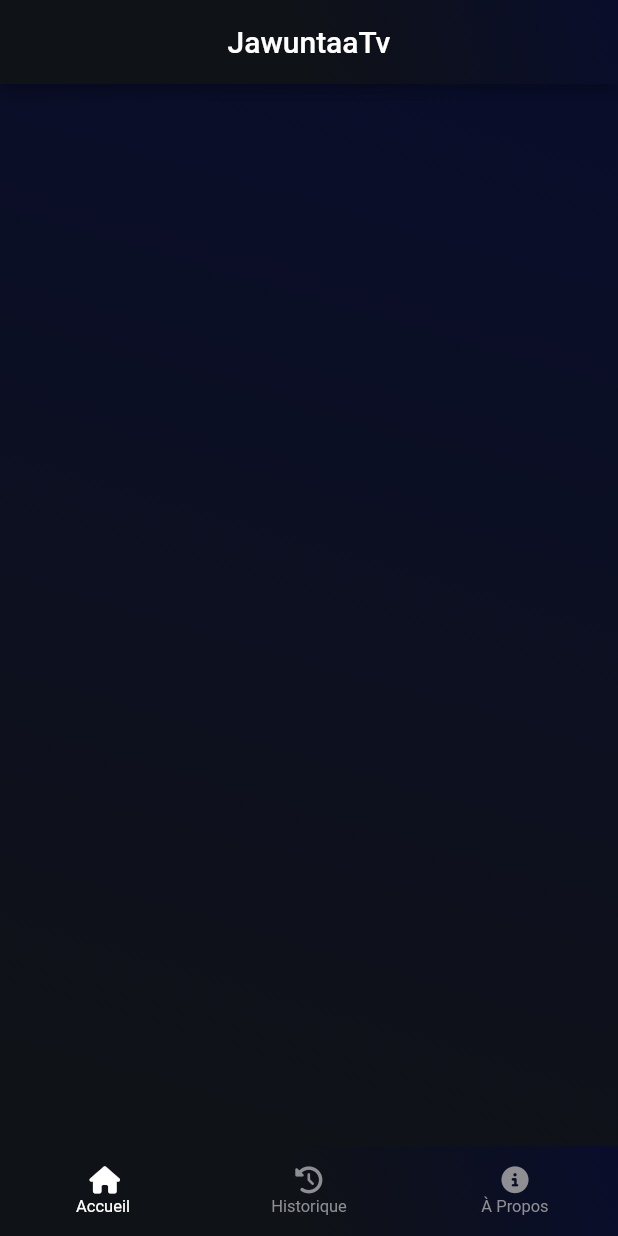
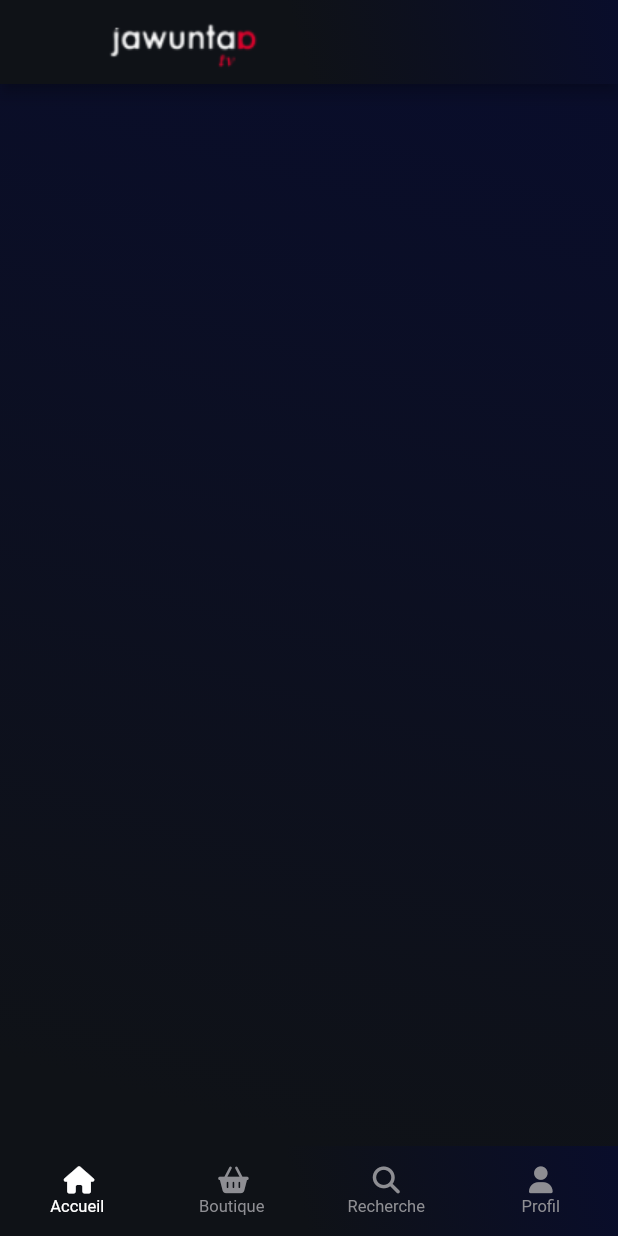
Before and after one commit to toundji/web_tv, a Flutter app: the screen it shows after launch, on a phone screen of 412 x 824 dp. Run offline on Flutter 3.47's test engine with Material 2 defaults, Android fonts, the phone set to English and light mode, and no system bars; drawn by our look-alikes of persistent_bottom_nav_bar; our stand-ins replace fluttertoast, font_awesome_flutter; Roboto replaces fonts that are missing (Kiwi).

Commit message:
made some updates

```diff
--- a/lib/utils/app_layout.util.dart
+++ b/lib/utils/app_layout.util.dart
@@ -3,7 +3,6 @@ import 'package:flutter/services.dart';
 import 'package:fluttertoast/fluttertoast.dart';
 import 'package:persistent_bottom_nav_bar/persistent_tab_view.dart';
 import 'constants.util.dart';
-import 'functions.util.dart';
 
 class AppLayout extends StatefulWidget {
   const AppLayout({super.key});
@@ -33,13 +32,10 @@ class _AppLayoutState extends State<AppLayout> {
     return Scaffold(
       backgroundColor: Colors.transparent,
       appBar: AppBar(
-        title: Text(
-          "JawuntaaTv",
-          style: TextStyle(
-            color: Colors.white
-          ),
+        title: Padding(
+          padding: EdgeInsets.only(left: 50),
+          child: Image.asset("assets/images/logo_jawuntaa.png"),
         ),
-        centerTitle: true,
         flexibleSpace: Container(decoration: appGradient),
       ),
       body: WillPopScope(
--- a/lib/utils/constants.util.dart
+++ b/lib/utils/constants.util.dart
@@ -1,5 +1,9 @@
 import 'package:flutter/material.dart';
 import 'package:persistent_bottom_nav_bar/persistent_tab_view.dart';
+import 'package:flutter/cupertino.dart';
+import 'package:font_awesome_flutter/font_awesome_flutter.dart';
+import '../screens/home.screen.dart';
+
 
 const appGradient = BoxDecoration(
   gradient: LinearGradient(
@@ -37,3 +41,49 @@ const appBarDecoration = BoxDecoration(
     end: Alignment.topRight,
   ),
 );
+
+List<Widget> buildScreens() {
+  return [
+    HomeScreen(),
+    HomeScreen(),
+    HomeScreen(),
+    HomeScreen(),
+  ];
+}
+
+List<PersistentBottomNavBarItem> navBarsItems(BuildContext context) {
+  return [
+    PersistentBottomNavBarItem(
+      iconSize: iconSize,
+      icon: Icon(FontAwesomeIcons.house, size: 18),
+      title: ("Accueil"),
+      textStyle: TextStyle(fontFamily: "Kiwi", fontSize: 11.0),
+      activeColorPrimary: Colors.white,
+      inactiveColorPrimary: CupertinoColors.systemGrey,
+    ),
+    PersistentBottomNavBarItem(
+      iconSize: iconSize,
+      icon: Icon(FontAwesomeIcons.basketShopping, size: 18),
+      textStyle: TextStyle(fontFamily: "Kiwi", fontSize: 11.0),
+      title: ("Boutique"),
+      activeColorPrimary: Colors.white,
+      inactiveColorPrimary: CupertinoColors.systemGrey,
+    ),
+    PersistentBottomNavBarItem(
+      iconSize: iconSize,
+      icon: Icon(FontAwesomeIcons.magnifyingGlass, size: 18),
+      title: ("Recherche"),
+      textStyle: TextStyle(fontFamily: "Kiwi", fontSize: 11.0),
+      activeColorPrimary: Colors.white,
+      inactiveColorPrimary: CupertinoColors.systemGrey,
+    ),
+    PersistentBottomNavBarItem(
+      iconSize: iconSize,
+      icon: Icon(FontAwesomeIcons.solidUser, size: 18),
+      title: ("Profil"),
+      textStyle: TextStyle(fontFamily: "Kiwi", fontSize: 11.0),
+      activeColorPrimary: Colors.white,
+      inactiveColorPrimary: CupertinoColors.systemGrey,
+    ),
+  ];
+}
--- a/lib/utils/functions.util.dart
+++ /dev/null
@@ -1,43 +0,0 @@
-import 'package:flutter/cupertino.dart';
-import 'package:flutter/material.dart';
-import 'package:font_awesome_flutter/font_awesome_flutter.dart';
-import 'package:persistent_bottom_nav_bar/persistent_tab_view.dart';
-import 'package:web_tv/utils/constants.util.dart';
-import '../screens/home.screen.dart';
-
-List<Widget> buildScreens() {
-  return [
-    HomeScreen(),
-    HomeScreen(),
-    HomeScreen()
-  ];
-}
-
-List<PersistentBottomNavBarItem> navBarsItems(BuildContext context) {
-  return [
-    PersistentBottomNavBarItem(
-      iconSize: iconSize,
-      icon: Icon(FontAwesomeIcons.house, size: 18),
-      title: ("Accueil"),
-      textStyle: TextStyle(fontFamily: "Kiwi", fontSize: 11.0),
-      activeColorPrimary: Colors.white,
-      inactiveColorPrimary: CupertinoColors.systemGrey,
-    ),
-    PersistentBottomNavBarItem(
-      iconSize: iconSize,
-      icon: Icon(FontAwesomeIcons.clockRotateLeft, size: 18),
-      textStyle: TextStyle(fontFamily: "Kiwi", fontSize: 11.0),
-      title: ("Historique"),
-      activeColorPrimary: Colors.white,
-      inactiveColorPrimary: CupertinoColors.systemGrey,
-    ),
-    PersistentBottomNavBarItem(
-      iconSize: iconSize,
-      icon: Icon(FontAwesomeIcons.circleInfo, size: 18),
-      title: ("À Propos"),
-      textStyle: TextStyle(fontFamily: "Kiwi", fontSize: 11.0),
-      activeColorPrimary: Colors.white,
-      inactiveColorPrimary: CupertinoColors.systemGrey,
-    ),
-  ];
-}
```
Also changed, not shown: pubspec.yaml (+4 -3 lines), assets/images/logo.png (added), assets/images/logo_jawuntaa.png (added).
